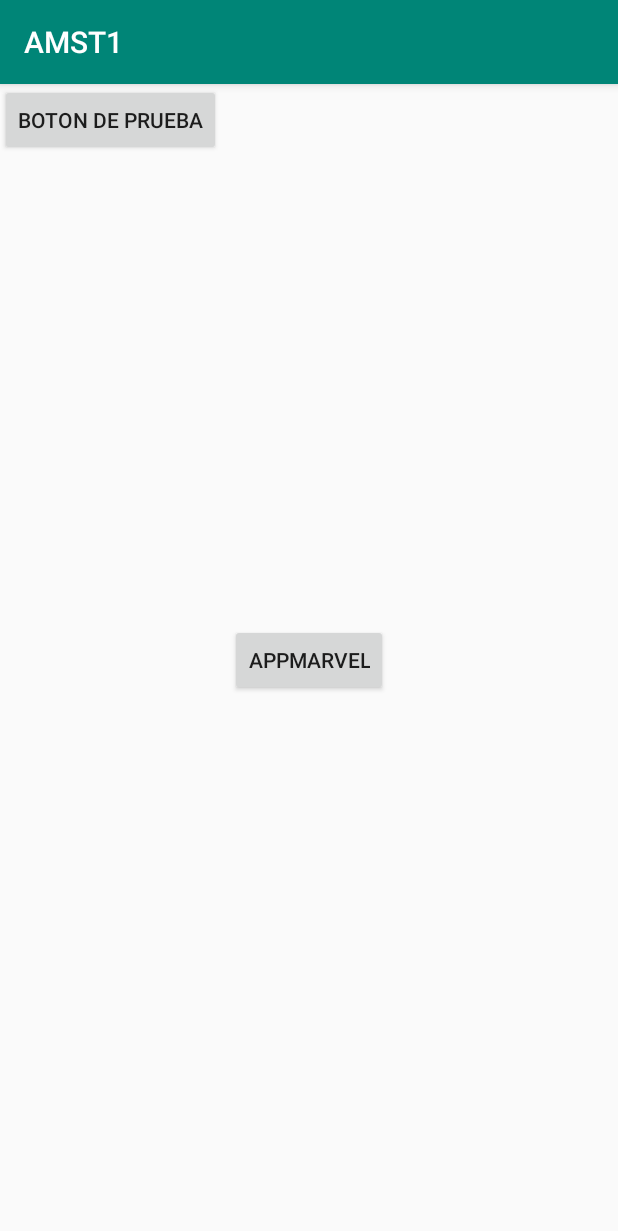
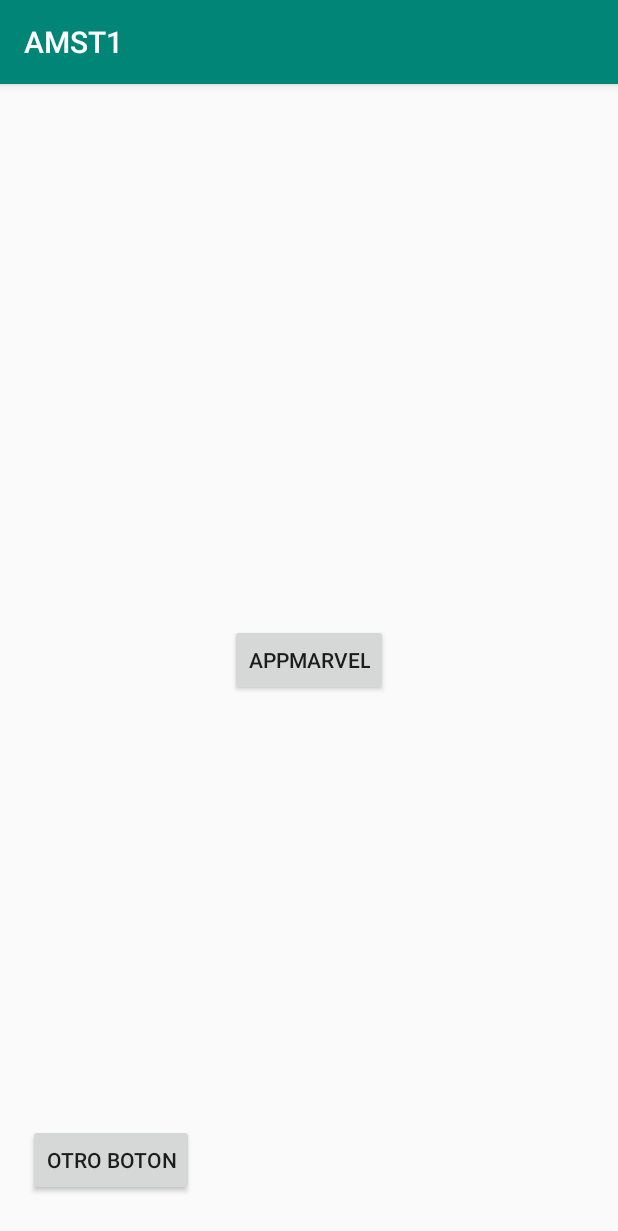
Before and after one commit to sofia604/PST_TA5_G1, an Android app: the screen it shows after launch (MainActivity), on a phone screen of 412 x 824 dp. Shown: the top 1231 px of the screen. Run offline under Robolectric (Android 15) with nearby library versions, the phone set to English and light mode, and no system bars.

Commit message:
otro cambio a la rama

```diff
--- a/app/src/main/res/layout/activity_main.xml
+++ b/app/src/main/res/layout/activity_main.xml
@@ -20,8 +20,12 @@
         android:id="@+id/button"
         android:layout_width="wrap_content"
         android:layout_height="wrap_content"
-        android:text="Boton de prueba"
-        tools:layout_editor_absoluteX="166dp"
-        tools:layout_editor_absoluteY="422dp" />
+        android:text="otro boton"
+        app:layout_constraintBottom_toBottomOf="parent"
+        app:layout_constraintEnd_toEndOf="parent"
+        app:layout_constraintHorizontal_bias="0.061"
+        app:layout_constraintStart_toStartOf="parent"
+        app:layout_constraintTop_toBottomOf="@+id/button3"
+        app:layout_constraintVertical_bias="0.914" />
 
 </androidx.constraintlayout.widget.ConstraintLayout>
```
